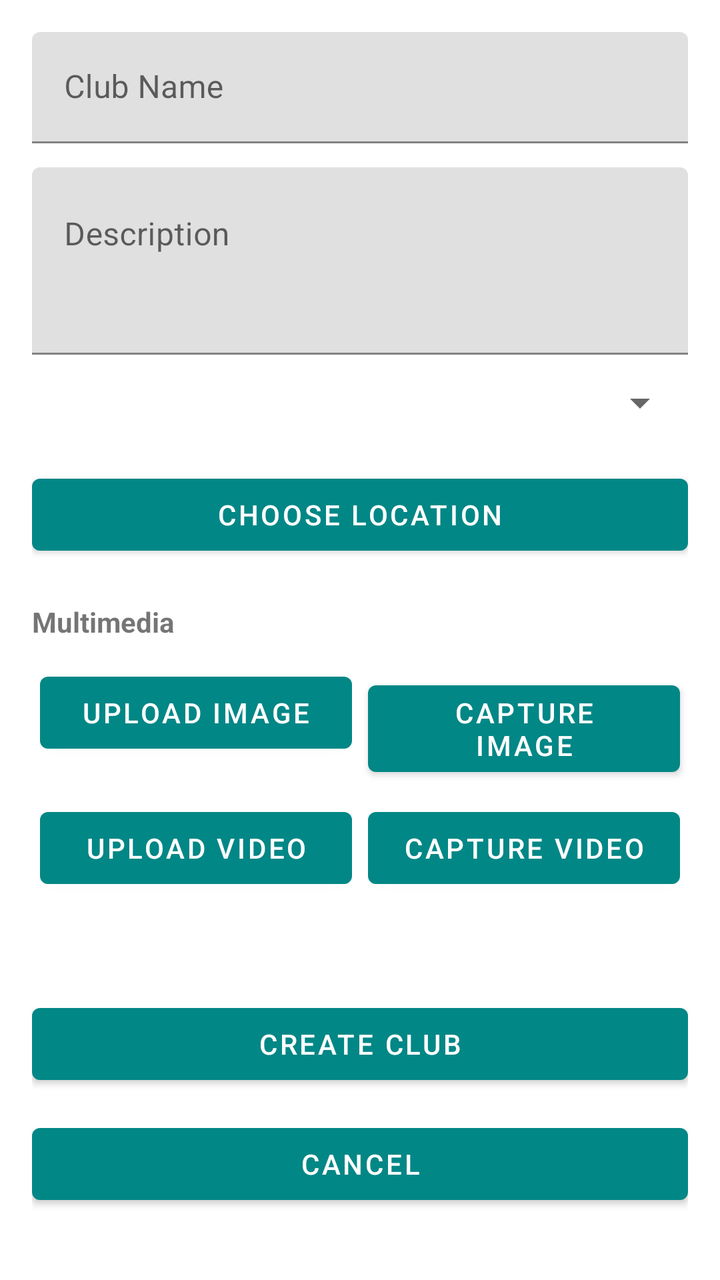
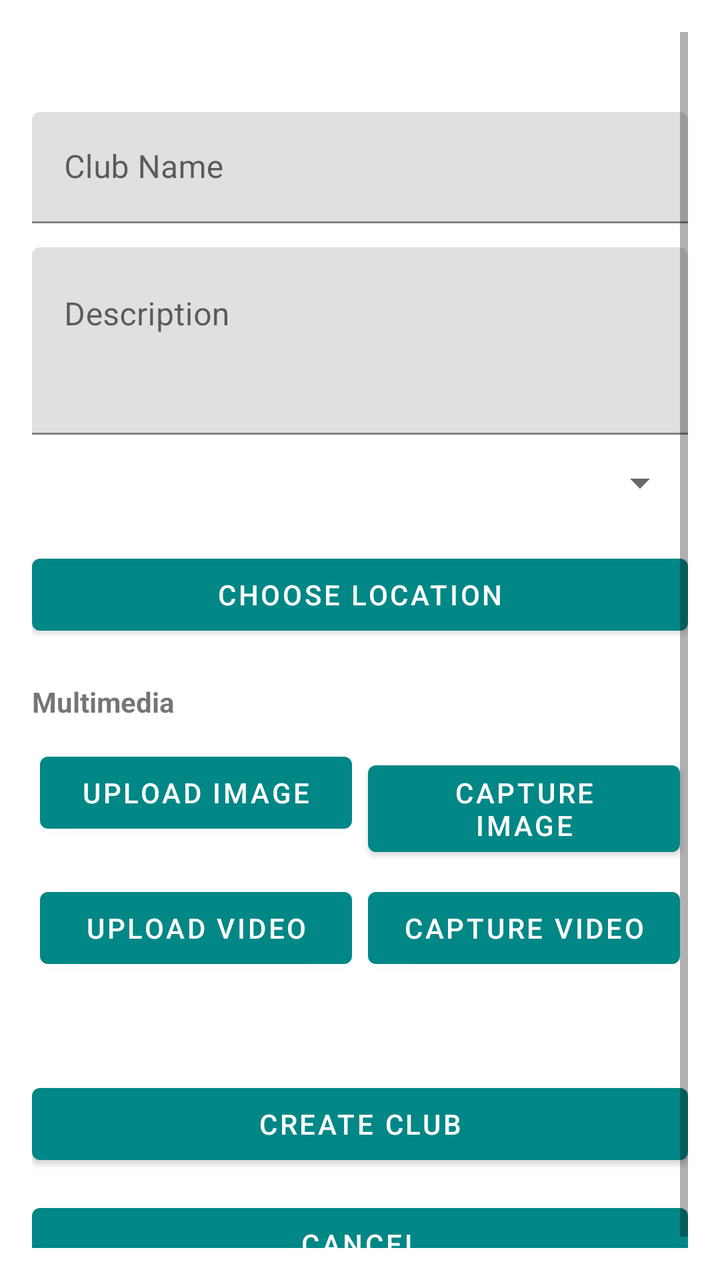

The first picture is an Android layout as it rendered before a commit; the second is the same layout after the commit. The layout source and the unified diff follow.
<!-- AndroidManifest.xml: application theme Theme.NetWork -->
<!-- res/layout/activity_create_club.xml -->
<?xml version="1.0" encoding="utf-8"?>
<ScrollView xmlns:android="http://schemas.android.com/apk/res/android"
    android:id="@+id/createClubScrollView"
    android:layout_width="match_parent"
    android:layout_height="match_parent"
    android:padding="16dp">

    <LinearLayout
        android:orientation="vertical"
        android:layout_width="match_parent"
        android:layout_height="wrap_content">

        
        <com.google.android.material.textfield.TextInputLayout
            android:layout_width="match_parent"
            android:layout_height="wrap_content"
            android:hint="Club Name">

            <com.google.android.material.textfield.TextInputEditText
                android:id="@+id/clubNameField"
                android:layout_width="match_parent"
                android:layout_height="wrap_content" />
        </com.google.android.material.textfield.TextInputLayout>

        
        <com.google.android.material.textfield.TextInputLayout
            android:layout_width="match_parent"
            android:layout_height="wrap_content"
            android:layout_marginTop="12dp"
            android:hint="Description">

            <com.google.android.material.textfield.TextInputEditText
                android:id="@+id/clubDescriptionField"
                android:layout_width="match_parent"
                android:layout_height="wrap_content"
                android:minLines="3"
                android:gravity="top" />
        </com.google.android.material.textfield.TextInputLayout>

        
        <Spinner
            android:id="@+id/sportTypeSpinner"
            android:layout_width="match_parent"
            android:layout_height="wrap_content"
            android:layout_marginTop="12dp" />

        
        <Button
            android:id="@+id/chooseLocationBtn"
            android:layout_width="match_parent"
            android:layout_height="wrap_content"
            android:text="Choose Location"
            android:layout_marginTop="20dp" />

        
        <TextView
            android:layout_width="wrap_content"
            android:layout_height="wrap_content"
            android:text="Multimedia"
            android:textStyle="bold"
            android:layout_marginTop="20dp"
            android:layout_marginBottom="8dp" />

        <GridLayout
            android:layout_width="match_parent"
            android:layout_height="wrap_content"
            android:columnCount="2"
            android:useDefaultMargins="true">

            <Button
                android:id="@+id/uploadImageBtn"
                android:text="Upload Image"
                android:layout_width="0dp"
                android:layout_height="wrap_content"
                android:layout_columnWeight="1"/>

            <Button
                android:id="@+id/captureImageBtn"
                android:text="Capture Image"
                android:layout_width="0dp"
                android:layout_height="wrap_content"
                android:layout_columnWeight="1"/>

            <Button
                android:id="@+id/uploadVideoBtn"
                android:text="Upload Video"
                android:layout_width="0dp"
                android:layout_height="wrap_content"
                android:layout_columnWeight="1"/>

            <Button
                android:id="@+id/captureVideoBtn"
                android:text="Capture Video"
                android:layout_width="0dp"
                android:layout_height="wrap_content"
                android:layout_columnWeight="1"/>
        </GridLayout>

        
        <LinearLayout
            android:id="@+id/mediaPreviewRow"
            android:orientation="horizontal"
            android:layout_width="match_parent"
            android:layout_height="wrap_content"
            android:layout_marginTop="16dp"/>

        <Button
            android:id="@+id/createClubBtn"
            android:layout_width="match_parent"
            android:layout_height="wrap_content"
            android:text="Create Club"
            android:layout_marginTop="30dp"/>

        <Button
            android:id="@+id/cancelBtn"
            android:layout_width="match_parent"
            android:layout_height="wrap_content"
            android:text="Cancel"
            android:layout_marginTop="12dp"/>
    </LinearLayout>

</ScrollView>
<!-- resources referenced by this layout -->
<resources>
  <style name="Theme.NetWork" parent="Theme.MaterialComponents.Light.NoActionBar">
          
          <item name="colorPrimary">@color/teal_700</item>
          <item name="colorPrimaryVariant">@color/teal_200</item>
          <item name="colorOnPrimary">@color/white</item>
          <item name="colorSecondary">@color/teal_700</item>
      </style>
  <color name="teal_700">#FF018786</color>
  <color name="teal_200">#FF03DAC5</color>
  <color name="white">#FFFFFFFF</color>
</resources>

<!-- the commit's change to res/layout/activity_create_club.xml (unified diff, before → after) -->
@@ -19,7 +19,8 @@
             <com.google.android.material.textfield.TextInputEditText
                 android:id="@+id/clubNameField"
                 android:layout_width="match_parent"
-                android:layout_height="wrap_content" />
+                android:layout_height="wrap_content"
+                android:layout_marginTop="40dp" />
         </com.google.android.material.textfield.TextInputLayout>
 
         
